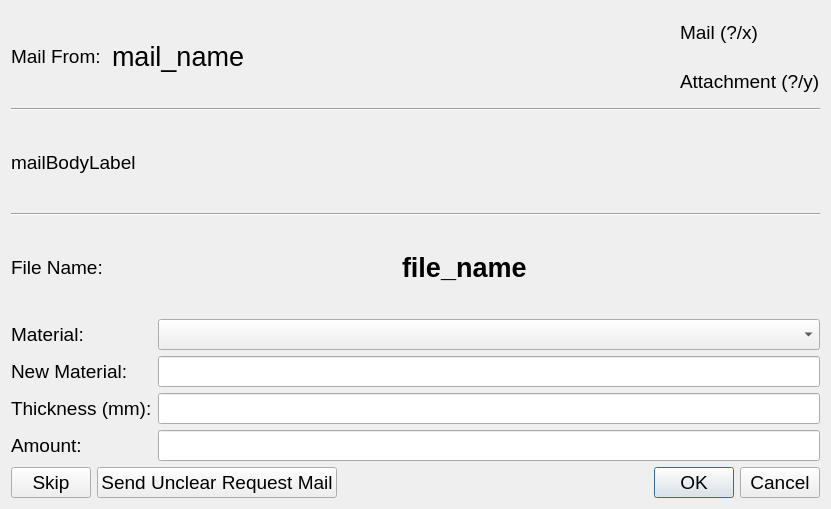
Qt form creator_administrator/laser/ui/import_mail_dialog.ui (GijsGroote/creator_administrator) before a commit.
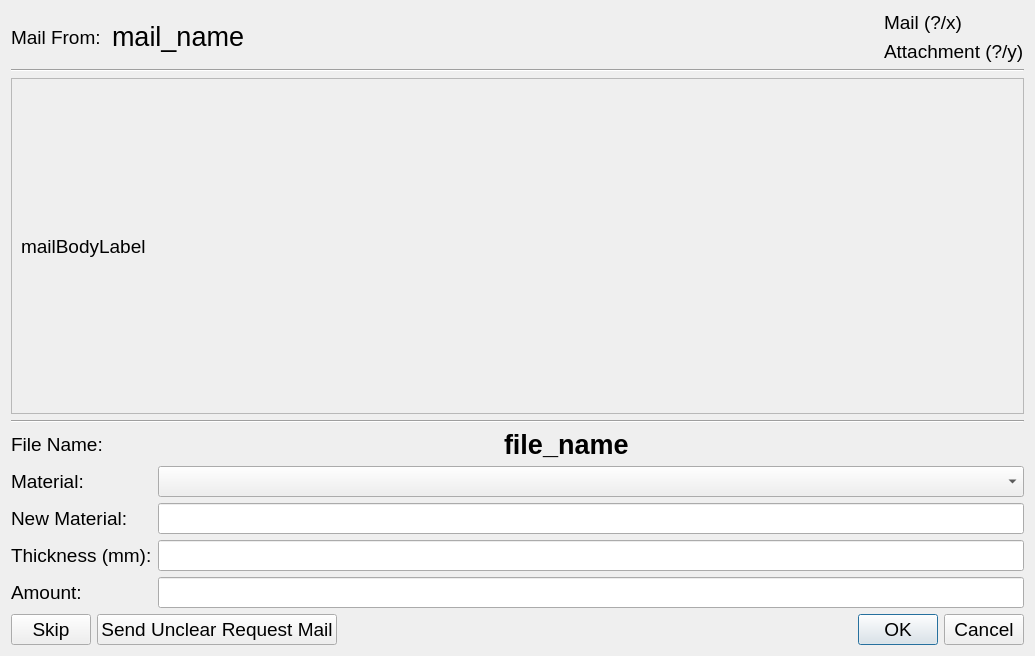
The same form after that commit. Icons and pictures are not drawn.

```diff
--- a/creator_administrator/laser/ui/import_mail_dialog.ui
+++ b/creator_administrator/laser/ui/import_mail_dialog.ui
@@ -6,8 +6,8 @@
    <rect>
     <x>0</x>
     <y>0</y>
-    <width>831</width>
-    <height>509</height>
+    <width>1035</width>
+    <height>656</height>
    </rect>
   </property>
   <property name="sizePolicy">
@@ -97,10 +97,29 @@
       </widget>
      </item>
      <item>
+      <widget class="QScrollArea" name="scrollArea">
+       <property name="widgetResizable">
+        <bool>true</bool>
+       </property>
+       <widget class="QWidget" name="scrollAreaWidgetContents">
+        <property name="geometry">
+         <rect>
+          <x>0</x>
+          <y>0</y>
+          <width>1013</width>
+          <height>317</height>
+         </rect>
+        </property>
+        <layout class="QHBoxLayout" name="horizontalLayout_4">
+         <item>
       <widget class="QLabel" name="mailBodyLabel">
        <property name="text">
         <string>mailBodyLabel</string>
        </property>
+          </widget>
+         </item>
+        </layout>
+       </widget>
       </widget>
      </item>
      <item>
```
Lines whose indentation alone changed are shown as unchanged.
